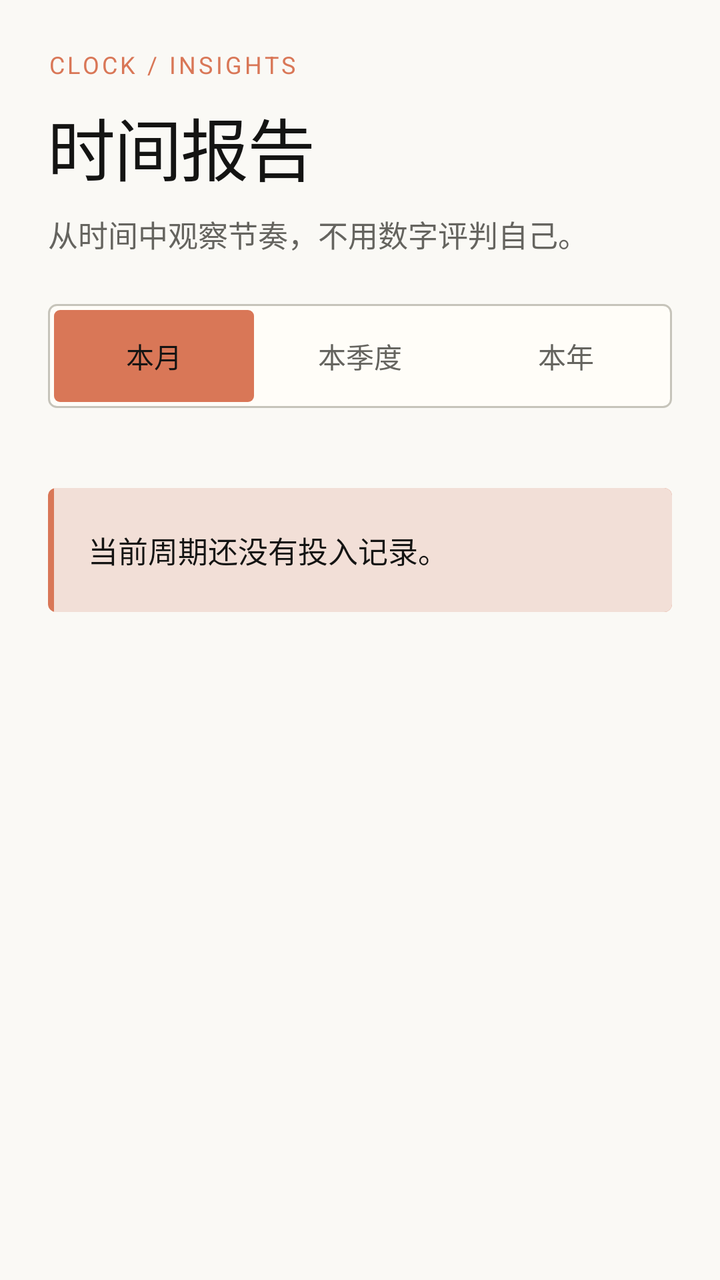
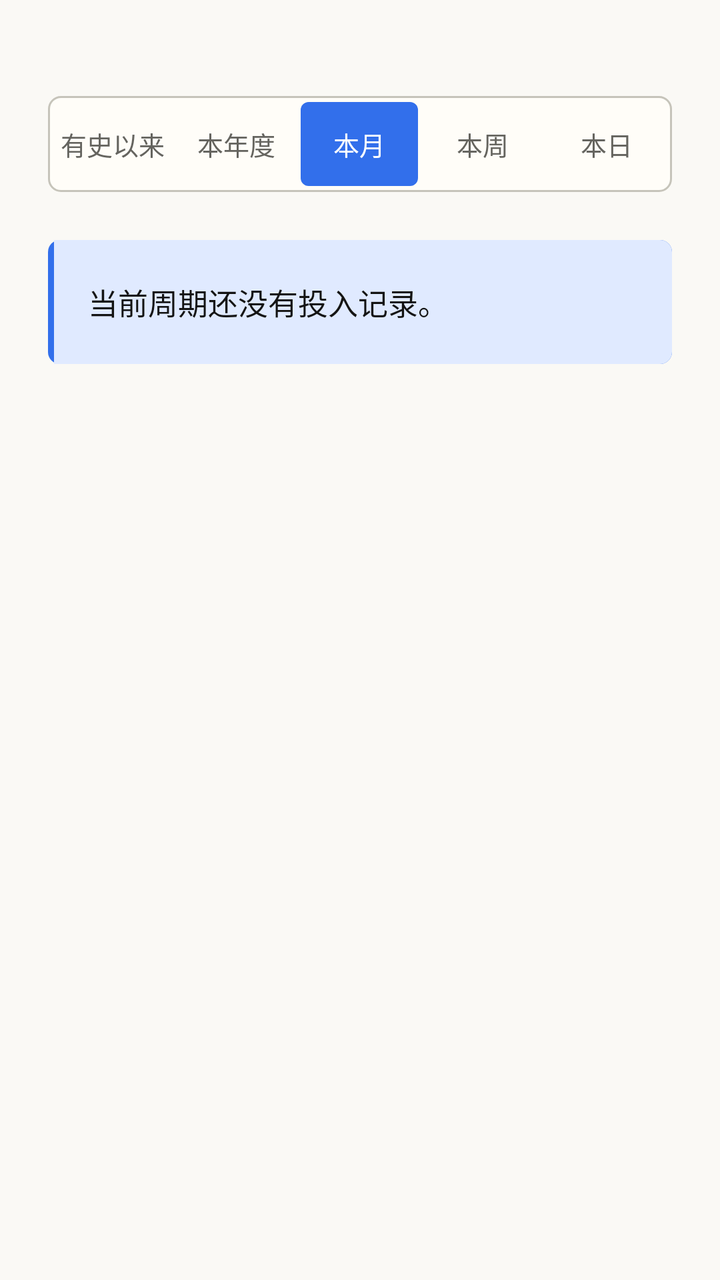

The first picture is an Android layout as it rendered before a commit; the second is the same layout after the commit. The layout source and the unified diff follow.
<!-- AndroidManifest.xml: application theme Theme.Clock -->
<!-- res/layout/fragment_reports.xml -->
<?xml version="1.0" encoding="utf-8"?>
<LinearLayout xmlns:android="http://schemas.android.com/apk/res/android"
    android:layout_width="match_parent"
    android:layout_height="match_parent"
    android:orientation="vertical"
    android:paddingHorizontal="@dimen/screen_gutter"
    android:paddingTop="@dimen/space_24">

    <TextView
        android:layout_width="wrap_content"
        android:layout_height="wrap_content"
        android:text="@string/reports_eyebrow"
        android:textAppearance="@style/Clock.Eyebrow" />

    <TextView
        android:layout_width="wrap_content"
        android:layout_height="wrap_content"
        android:layout_marginTop="@dimen/space_8"
        android:text="@string/reports_title"
        android:textAppearance="@style/Clock.ScreenTitle" />

    <TextView
        android:layout_width="match_parent"
        android:layout_height="wrap_content"
        android:layout_marginTop="@dimen/space_8"
        android:lineSpacingExtra="3dp"
        android:text="@string/reports_subtitle"
        android:textColor="@color/clock_on_surface_muted"
        android:textSize="15sp" />

    <RadioGroup
        android:id="@+id/report_period"
        android:layout_width="match_parent"
        android:layout_height="52dp"
        android:layout_marginTop="@dimen/space_24"
        android:background="@drawable/bg_input"
        android:orientation="horizontal"
        android:padding="3dp">

        <RadioButton
            android:id="@+id/report_month"
            android:layout_width="0dp"
            android:layout_height="match_parent"
            android:layout_weight="1"
            android:background="@drawable/bg_segment_option"
            android:button="@null"
            android:checked="true"
            android:fontFamily="sans-serif-medium"
            android:gravity="center"
            android:text="@string/report_month"
            android:textColor="@color/segment_text"
            android:textSize="14sp" />

        <RadioButton
            android:id="@+id/report_quarter"
            android:layout_width="0dp"
            android:layout_height="match_parent"
            android:layout_marginHorizontal="3dp"
            android:layout_weight="1"
            android:background="@drawable/bg_segment_option"
            android:button="@null"
            android:fontFamily="sans-serif-medium"
            android:gravity="center"
            android:text="@string/report_quarter"
            android:textColor="@color/segment_text"
            android:textSize="14sp" />

        <RadioButton
            android:id="@+id/report_year"
            android:layout_width="0dp"
            android:layout_height="match_parent"
            android:layout_weight="1"
            android:background="@drawable/bg_segment_option"
            android:button="@null"
            android:fontFamily="sans-serif-medium"
            android:gravity="center"
            android:text="@string/report_year"
            android:textColor="@color/segment_text"
            android:textSize="14sp" />
    </RadioGroup>

    <TextView
        android:id="@+id/report_empty"
        android:layout_width="match_parent"
        android:layout_height="wrap_content"
        android:layout_marginTop="@dimen/space_40"
        android:background="@drawable/bg_note"
        android:gravity="start"
        android:lineSpacingExtra="3dp"
        android:padding="@dimen/space_20"
        android:text="@string/report_empty"
        android:textColor="@color/clock_on_surface"
        android:textSize="15sp" />

    <androidx.recyclerview.widget.RecyclerView
        android:id="@+id/report_list"
        android:layout_width="match_parent"
        android:layout_height="0dp"
        android:layout_marginTop="@dimen/space_24"
        android:layout_weight="1"
        android:clipToPadding="false"
        android:paddingBottom="@dimen/space_24" />
</LinearLayout>
<!-- resources referenced by this layout -->
<resources>
  <dimen name="space_40">40dp</dimen>
  <dimen name="space_8">8dp</dimen>
  <!-- drawable bg_input (drawable) -->
  <shape xmlns:android="http://schemas.android.com/apk/res/android" android:shape="rectangle">
      <solid android:color="@color/clock_surface_raised" />
      <stroke android:width="1dp" android:color="@color/clock_outline" />
      <corners android:radius="4dp" />
      <padding android:left="14dp" android:top="0dp" android:right="14dp" android:bottom="0dp" />
  </shape>
  <!-- drawable bg_note (drawable) -->
  <layer-list xmlns:android="http://schemas.android.com/apk/res/android">
      <item>
          <shape android:shape="rectangle">
              <solid android:color="@color/clock_primary" />
              <corners android:radius="4dp" />
          </shape>
      </item>
      <item android:left="3dp">
          <shape android:shape="rectangle">
              <solid android:color="@color/clock_primary_soft" />
              <corners android:topRightRadius="4dp" android:bottomRightRadius="4dp" />
          </shape>
      </item>
  </layer-list>
  <!-- drawable bg_segment_option (drawable) -->
  <selector xmlns:android="http://schemas.android.com/apk/res/android">
      <item android:state_checked="true">
          <shape android:shape="rectangle">
              <solid android:color="@color/clock_primary" />
              <corners android:radius="3dp" />
          </shape>
      </item>
      <item>
          <shape android:shape="rectangle">
              <solid android:color="@android:color/transparent" />
          </shape>
      </item>
  </selector>
  <string name="report_quarter">本季度</string>
  <string name="report_year">本年</string>
  <string name="reports_eyebrow">CLOCK / INSIGHTS</string>
  <string name="reports_subtitle">从时间中观察节奏，不用数字评判自己。</string>
  <string name="reports_title">时间报告</string>
  <style name="Clock.Eyebrow" parent="TextAppearance.AppCompat.Caption">
          <item name="android:fontFamily">sans-serif-medium</item>
          <item name="android:textColor">@color/clock_primary</item>
          <item name="android:textSize">12sp</item>
          <item name="android:letterSpacing">0.12</item>
          <item name="android:textAllCaps">true</item>
      </style>
  <style name="Clock.ScreenTitle" parent="TextAppearance.AppCompat.Display1">
          <item name="android:fontFamily">serif</item>
          <item name="android:textColor">@color/clock_on_surface</item>
          <item name="android:textSize">34sp</item>
          <item name="android:textStyle">normal</item>
          <item name="android:letterSpacing">-0.02</item>
      </style>
  <style name="Theme.Clock" parent="Theme.AppCompat.DayNight.NoActionBar">
          <item name="android:fontFamily">sans-serif</item>
          <item name="android:windowBackground">@color/clock_background</item>
          <item name="android:windowLightStatusBar">true</item>
          <item name="android:navigationBarColor">@color/clock_background</item>
          <item name="android:statusBarColor">@color/clock_background</item>
          <item name="android:colorAccent">@color/clock_primary</item>
          <item name="colorPrimary">@color/clock_primary</item>
          <item name="colorAccent">@color/clock_primary</item>
          <item name="colorControlNormal">@color/clock_on_surface_muted</item>
          <item name="colorControlActivated">@color/clock_primary</item>
          <item name="android:colorButtonNormal">@color/clock_surface_raised</item>
          <item name="android:windowNoTitle">true</item>
          <item name="android:windowActionModeOverlay">true</item>
      </style>
  <color name="clock_primary">#D97757</color>
  <color name="clock_primary_soft">#F2DFD7</color>
  <!-- unchanged entries left out for length: 10 -->
</resources>

<!-- the commit's change to res/layout/fragment_reports.xml (unified diff, before → after) -->
@@ -6,36 +6,41 @@
     android:paddingHorizontal="@dimen/screen_gutter"
     android:paddingTop="@dimen/space_24">
 
-    <TextView
-        android:layout_width="wrap_content"
-        android:layout_height="wrap_content"
-        android:text="@string/reports_eyebrow"
-        android:textAppearance="@style/Clock.Eyebrow" />
-
-    <TextView
-        android:layout_width="wrap_content"
-        android:layout_height="wrap_content"
-        android:layout_marginTop="@dimen/space_8"
-        android:text="@string/reports_title"
-        android:textAppearance="@style/Clock.ScreenTitle" />
-
-    <TextView
-        android:layout_width="match_parent"
-        android:layout_height="wrap_content"
-        android:layout_marginTop="@dimen/space_8"
-        android:lineSpacingExtra="3dp"
-        android:text="@string/reports_subtitle"
-        android:textColor="@color/clock_on_surface_muted"
-        android:textSize="15sp" />
-
     <RadioGroup
         android:id="@+id/report_period"
         android:layout_width="match_parent"
-        android:layout_height="52dp"
+        android:layout_height="48dp"
         android:layout_marginTop="@dimen/space_24"
         android:background="@drawable/bg_input"
         android:orientation="horizontal"
         android:padding="3dp">
+
+        <RadioButton
+            android:id="@+id/report_all"
+            android:layout_width="0dp"
+            android:layout_height="match_parent"
+            android:layout_weight="1"
+            android:background="@drawable/bg_segment_option"
+            android:button="@null"
+            android:fontFamily="sans-serif-medium"
+            android:gravity="center"
+            android:text="@string/report_all"
+            android:textColor="@color/segment_text"
+            android:textSize="13sp" />
+
+        <RadioButton
+            android:id="@+id/report_year"
+            android:layout_width="0dp"
+            android:layout_height="match_parent"
+            android:layout_marginHorizontal="3dp"
+            android:layout_weight="1"
+            android:background="@drawable/bg_segment_option"
+            android:button="@null"
+            android:fontFamily="sans-serif-medium"
+            android:gravity="center"
+            android:text="@string/report_year"
+            android:textColor="@color/segment_text"
+            android:textSize="13sp" />
 
         <RadioButton
             android:id="@+id/report_month"
@@ -49,10 +54,10 @@
             android:gravity="center"
             android:text="@string/report_month"
             android:textColor="@color/segment_text"
-            android:textSize="14sp" />
+            android:textSize="13sp" />
 
         <RadioButton
-            android:id="@+id/report_quarter"
+            android:id="@+id/report_week"
             android:layout_width="0dp"
             android:layout_height="match_parent"
             android:layout_marginHorizontal="3dp"
@@ -61,12 +66,12 @@
             android:button="@null"
             android:fontFamily="sans-serif-medium"
             android:gravity="center"
-            android:text="@string/report_quarter"
+            android:text="@string/report_week"
             android:textColor="@color/segment_text"
-            android:textSize="14sp" />
+            android:textSize="13sp" />
 
         <RadioButton
-            android:id="@+id/report_year"
+            android:id="@+id/report_day"
             android:layout_width="0dp"
             android:layout_height="match_parent"
             android:layout_weight="1"
@@ -74,16 +79,34 @@
             android:button="@null"
             android:fontFamily="sans-serif-medium"
             android:gravity="center"
-            android:text="@string/report_year"
+            android:text="@string/report_day"
             android:textColor="@color/segment_text"
-            android:textSize="14sp" />
+            android:textSize="13sp" />
     </RadioGroup>
+
+    <TextView
+        android:id="@+id/report_summary"
+        android:layout_width="match_parent"
+        android:layout_height="wrap_content"
+        android:layout_marginTop="@dimen/space_16"
+        android:fontFamily="sans-serif-medium"
+        android:textColor="@color/clock_on_surface"
+        android:textSize="16sp"
+        android:visibility="gone" />
+
+    <Button
+        android:id="@+id/report_export_poster"
+        style="@style/Clock.SecondaryButton"
+        android:layout_width="match_parent"
+        android:layout_marginTop="@dimen/space_12"
+        android:text="@string/report_export_poster"
+        android:visibility="gone" />
 
     <TextView
         android:id="@+id/report_empty"
         android:layout_width="match_parent"
         android:layout_height="wrap_content"
-        android:layout_marginTop="@dimen/space_40"
+        android:layout_marginTop="@dimen/space_24"
         android:background="@drawable/bg_note"
         android:gravity="start"
         android:lineSpacingExtra="3dp"
@@ -96,7 +119,7 @@
         android:id="@+id/report_list"
         android:layout_width="match_parent"
         android:layout_height="0dp"
-        android:layout_marginTop="@dimen/space_24"
+        android:layout_marginTop="@dimen/space_16"
         android:layout_weight="1"
         android:clipToPadding="false"
         android:paddingBottom="@dimen/space_24" />
<!-- resource entries referenced after the edit -->
@@ -1,12 +1,12 @@
 <!-- resources referenced by this layout -->
 <resources>
-  <dimen name="space_40">40dp</dimen>
-  <dimen name="space_8">8dp</dimen>
+  <dimen name="space_12">12dp</dimen>
+  <dimen name="space_16">16dp</dimen>
   <!-- drawable bg_input (drawable) -->
   <shape xmlns:android="http://schemas.android.com/apk/res/android" android:shape="rectangle">
       <solid android:color="@color/clock_surface_raised" />
       <stroke android:width="1dp" android:color="@color/clock_outline" />
-      <corners android:radius="4dp" />
+      <corners android:radius="6dp" />
       <padding android:left="14dp" android:top="0dp" android:right="14dp" android:bottom="0dp" />
   </shape>
   <!-- drawable bg_note (drawable) -->
@@ -14,13 +14,13 @@
       <item>
           <shape android:shape="rectangle">
               <solid android:color="@color/clock_primary" />
-              <corners android:radius="4dp" />
+              <corners android:radius="6dp" />
           </shape>
       </item>
       <item android:left="3dp">
           <shape android:shape="rectangle">
               <solid android:color="@color/clock_primary_soft" />
-              <corners android:topRightRadius="4dp" android:bottomRightRadius="4dp" />
+              <corners android:topRightRadius="6dp" android:bottomRightRadius="6dp" />
           </shape>
       </item>
   </layer-list>
@@ -29,7 +29,7 @@
       <item android:state_checked="true">
           <shape android:shape="rectangle">
               <solid android:color="@color/clock_primary" />
-              <corners android:radius="3dp" />
+              <corners android:radius="4dp" />
           </shape>
       </item>
       <item>
@@ -38,31 +38,28 @@
           </shape>
       </item>
   </selector>
-  <string name="report_quarter">本季度</string>
-  <string name="report_year">本年</string>
-  <string name="reports_eyebrow">CLOCK / INSIGHTS</string>
-  <string name="reports_subtitle">从时间中观察节奏，不用数字评判自己。</string>
-  <string name="reports_title">时间报告</string>
-  <style name="Clock.Eyebrow" parent="TextAppearance.AppCompat.Caption">
+  <string name="report_all">有史以来</string>
+  <string name="report_day">本日</string>
+  <string name="report_export_poster">导出专注海报</string>
+  <string name="report_week">本周</string>
+  <string name="report_year">本年度</string>
+  <style name="Clock.SecondaryButton" parent="Widget.AppCompat.Button">
+          <item name="android:layout_height">52dp</item>
+          <item name="android:background">@drawable/bg_button_secondary</item>
+          <item name="android:backgroundTint">@null</item>
           <item name="android:fontFamily">sans-serif-medium</item>
-          <item name="android:textColor">@color/clock_primary</item>
-          <item name="android:textSize">12sp</item>
-          <item name="android:letterSpacing">0.12</item>
-          <item name="android:textAllCaps">true</item>
-      </style>
-  <style name="Clock.ScreenTitle" parent="TextAppearance.AppCompat.Display1">
-          <item name="android:fontFamily">serif</item>
+          <item name="android:stateListAnimator">@null</item>
+          <item name="android:textAllCaps">false</item>
           <item name="android:textColor">@color/clock_on_surface</item>
-          <item name="android:textSize">34sp</item>
-          <item name="android:textStyle">normal</item>
-          <item name="android:letterSpacing">-0.02</item>
+          <item name="android:textSize">14sp</item>
       </style>
   <style name="Theme.Clock" parent="Theme.AppCompat.DayNight.NoActionBar">
           <item name="android:fontFamily">sans-serif</item>
           <item name="android:windowBackground">@color/clock_background</item>
           <item name="android:windowLightStatusBar">true</item>
-          <item name="android:navigationBarColor">@color/clock_background</item>
-          <item name="android:statusBarColor">@color/clock_background</item>
+          <item name="android:statusBarColor">@android:color/transparent</item>
+          <item name="android:navigationBarColor">@android:color/transparent</item>
+          <item name="android:windowLightNavigationBar">true</item>
           <item name="android:colorAccent">@color/clock_primary</item>
           <item name="colorPrimary">@color/clock_primary</item>
           <item name="colorAccent">@color/clock_primary</item>
@@ -72,8 +69,25 @@
           <item name="android:windowNoTitle">true</item>
           <item name="android:windowActionModeOverlay">true</item>
       </style>
-  <color name="clock_primary">#D97757</color>
-  <color name="clock_primary_soft">#F2DFD7</color>
+  <color name="clock_primary">#326FEB</color>
+  <color name="clock_primary_soft">#E0EAFF</color>
+  <!-- drawable bg_button_secondary (drawable) -->
+  <selector xmlns:android="http://schemas.android.com/apk/res/android">
+      <item android:state_pressed="true">
+          <shape android:shape="rectangle">
+              <solid android:color="@color/clock_primary_soft" />
+              <stroke android:width="1dp" android:color="@color/clock_primary" />
+              <corners android:radius="6dp" />
+          </shape>
+      </item>
+      <item>
+          <shape android:shape="rectangle">
+              <solid android:color="@color/clock_surface_raised" />
+              <stroke android:width="1dp" android:color="@color/clock_outline" />
+              <corners android:radius="6dp" />
+          </shape>
+      </item>
+  </selector>
   <!-- unchanged entries left out for length: 10 -->
 </resources>
 
